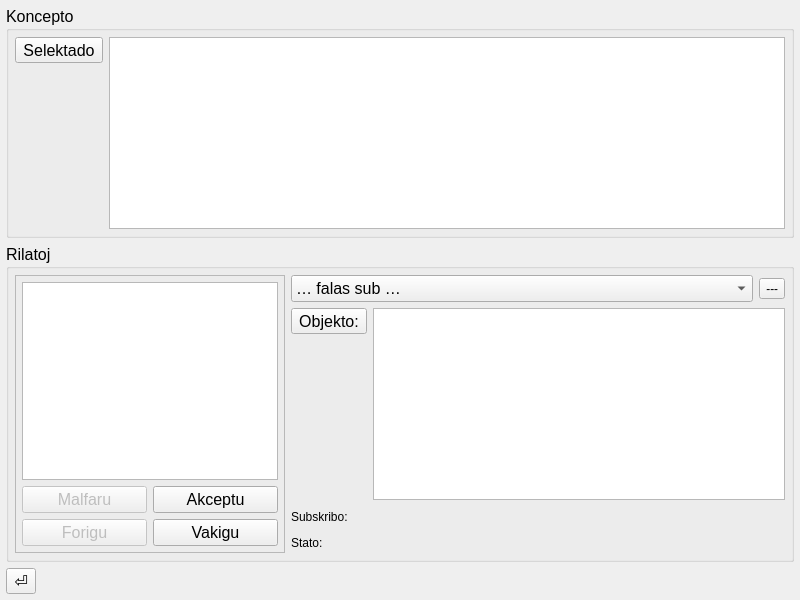
MDCremer/Gradivus, file tezauxro.ui: the form before one commit.
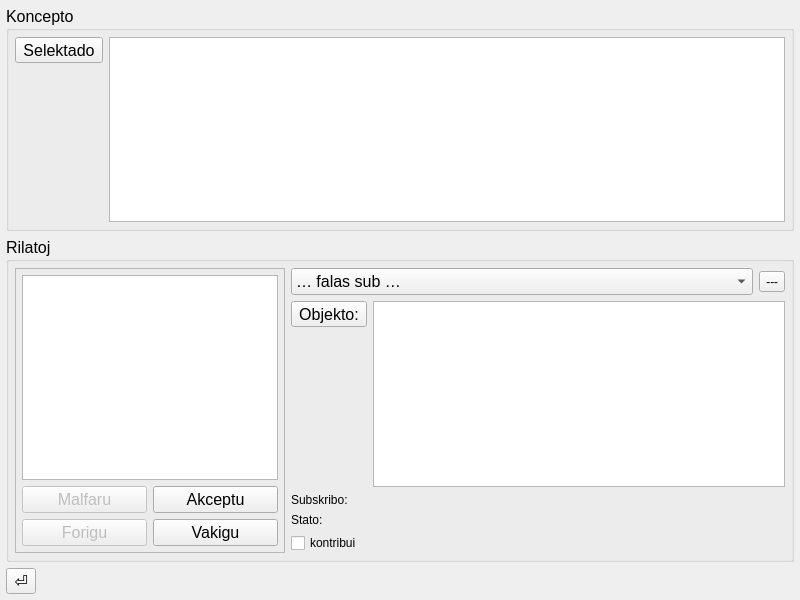
The form after the commit. The open tabs and pages were chosen to show the change. Icons and pictures are not drawn.

```diff
--- a/tezauxro.ui
+++ b/tezauxro.ui
@@ -149,7 +149,7 @@
          <property name="title">
           <string>Rilatoj</string>
          </property>
-         <layout class="QHBoxLayout" name="horizontalLayout_3">
+         <layout class="QHBoxLayout" name="horizontalLayout_2">
           <property name="leftMargin">
            <number>6</number>
           </property>
@@ -237,9 +237,15 @@
           <item>
            <layout class="QVBoxLayout" name="verticalLayout_3">
             <item>
-             <layout class="QHBoxLayout" name="horizontalLayout_2">
+             <layout class="QHBoxLayout" name="aludoj">
               <item>
                <widget class="QComboBox" name="rilato">
+                <property name="sizePolicy">
+                 <sizepolicy hsizetype="Preferred" vsizetype="Fixed">
+                  <horstretch>0</horstretch>
+                  <verstretch>0</verstretch>
+                 </sizepolicy>
+                </property>
                 <item>
                  <property name="text">
                   <string>… falas sub …</string>
@@ -299,6 +305,12 @@
               </item>
               <item row="0" column="1">
                <widget class="QListView" name="objektoListo">
+                <property name="sizePolicy">
+                 <sizepolicy hsizetype="Expanding" vsizetype="Expanding">
+                  <horstretch>0</horstretch>
+                  <verstretch>0</verstretch>
+                 </sizepolicy>
+                </property>
                 <property name="alternatingRowColors">
                  <bool>true</bool>
                 </property>
@@ -357,6 +369,18 @@
               </item>
              </layout>
             </item>
+            <item>
+             <widget class="QCheckBox" name="kontribui">
+              <property name="font">
+               <font>
+                <pointsize>9</pointsize>
+               </font>
+              </property>
+              <property name="text">
+               <string>kontribui</string>
+              </property>
+             </widget>
+            </item>
            </layout>
           </item>
          </layout>
```
